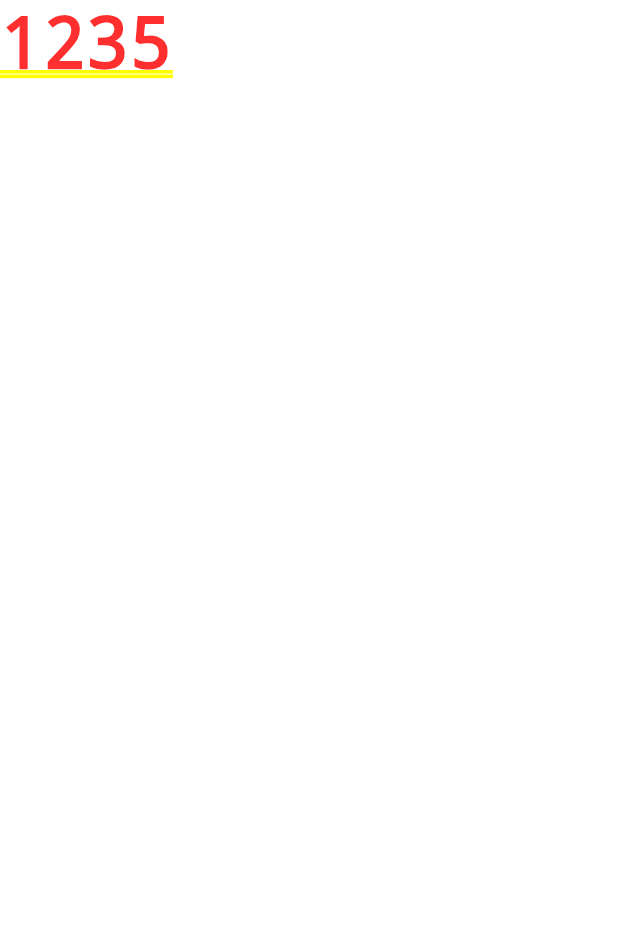
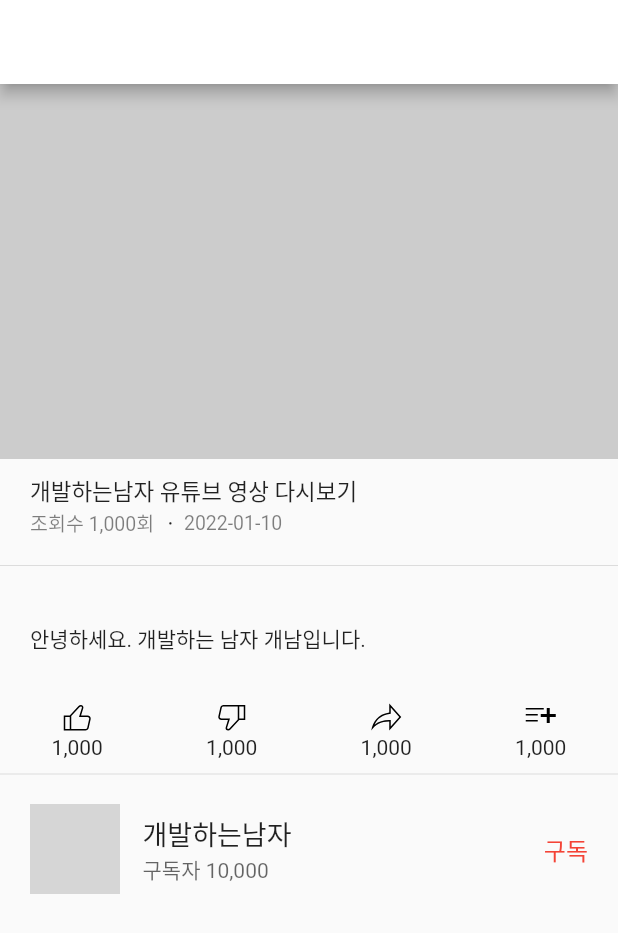
Before and after one commit to kicok/flutter_youtube_clone_sample, a Flutter app: the screen it shows after launch, after a tap on "스페셜 유튜브 다시보기 스페셜 유튜브 다시보기 스페셜 유튜브 다시보기 스", on a phone screen of 412 x 824 dp. Shown: the top 933 px of the screen. Run offline on Flutter 3.47's test engine with Material 2 defaults, Android fonts, the phone set to English and light mode, and no system bars; our stand-ins replace flutter_svg, get; network calls fail; grey boxes are pictures that could not be loaded.

Commit message:
YoutubeDetail 화면 구성

```diff
--- a/lib/src/components/custom_appbars.dart
+++ b/lib/src/components/custom_appbars.dart
@@ -1,5 +1,6 @@
 import 'package:flutter/material.dart';
 import 'package:flutter_svg/svg.dart';
+import 'package:flutter_youtube_clone_sample/src/util/utils.dart';
 
 class CustomAppBar extends StatelessWidget {
   const CustomAppBar({Key? key}) : super(key: key);
@@ -33,12 +34,7 @@ class CustomAppBar extends StatelessWidget {
             ),
           ),
         ),
-        CircleAvatar(
-          backgroundColor: Colors.grey.withOpacity(0.5),
-          backgroundImage: Image.network(
-                  "https://yt3.ggpht.com/ytc/AKedOLQagIEl2WOUacXZ8WlCPvApoIouP9sNGkMIDVdQ=s48-c-k-c0x00ffffff-no-rj")
-              .image, // .image 를 하면 Image 타입을 ImageProvider 타입으로 바꿔줄수 있ㅏ.
-        )
+        Utils.myAvatar(),
       ],
     );
   }
--- a/lib/src/components/video_widget.dart
+++ b/lib/src/components/video_widget.dart
@@ -1,4 +1,5 @@
 import 'package:flutter/material.dart';
+import 'package:flutter_youtube_clone_sample/src/util/utils.dart';
 
 class VideoWidget extends StatelessWidget {
   const VideoWidget({Key? key}) : super(key: key);
@@ -15,13 +16,7 @@ class VideoWidget extends StatelessWidget {
       padding: const EdgeInsets.only(left: 10, bottom: 20),
       child: Row(
         children: [
-          CircleAvatar(
-            radius: 30, // size 조절
-            backgroundColor: Colors.grey.withOpacity(0.5),
-            backgroundImage: Image.network(
-                    "https://yt3.ggpht.com/ytc/AKedOLQagIEl2WOUacXZ8WlCPvApoIouP9sNGkMIDVdQ=s48-c-k-c0x00ffffff-no-rj")
-                .image, // .image 를 하면 Image 타입을 ImageProvider 타입으로 바꿔줄수 있ㅏ.
-          ),
+          Utils.myAvatar(),
           const SizedBox(width: 15),
           Expanded(
             child: Column(
--- a/lib/src/components/youtube_detail.dart
+++ b/lib/src/components/youtube_detail.dart
@@ -1,13 +1,141 @@
 import 'package:flutter/material.dart';
+import 'package:flutter_svg/svg.dart';
+import 'package:flutter_youtube_clone_sample/src/util/utils.dart';
 import 'package:get/get.dart';
 
 class YoutubeDetail extends StatelessWidget {
   const YoutubeDetail({Key? key}) : super(key: key);
 
+  Widget _titleZone() {
+    return Container(
+      padding: const EdgeInsets.symmetric(vertical: 10, horizontal: 20),
+      child: Column(
+        crossAxisAlignment: CrossAxisAlignment.stretch,
+        children: [
+          const Text(
+            "개발하는남자 유튜브 영상 다시보기",
+            style: TextStyle(fontSize: 15),
+          ),
+          Row(
+            children: [
+              Text(
+                "조회수 1,000회",
+                style: TextStyle(
+                  fontSize: 13,
+                  color: Colors.black.withOpacity(0.5),
+                ),
+              ),
+              const Text(" ㆍ "),
+              Text(
+                "2022-01-10",
+                style: TextStyle(
+                  fontSize: 13,
+                  color: Colors.black.withOpacity(0.5),
+                ),
+              ),
+            ],
+          )
+        ],
+      ),
+    );
+  }
+
+  Widget _descriptionZone() {
+    return const Padding(
+      padding: EdgeInsets.symmetric(horizontal: 20, vertical: 30),
+      child: Text(
+        "안녕하세요. 개발하는 남자 개남입니다.",
+        style: TextStyle(fontSize: 14),
+      ),
+    );
+  }
+
+  Widget _buttonOne(String iconPath, String text) {
+    return Column(
+      children: [
+        SvgPicture.asset("assets/svg/icons/$iconPath.svg"),
+        Text(text),
+      ],
+    );
+  }
+
+  Widget _bottomZone() {
+    return Row(
+      mainAxisAlignment: MainAxisAlignment.spaceAround,
+      children: [
+        _buttonOne("like", "1,000"),
+        _buttonOne("dislike", "1,000"),
+        _buttonOne("share", "1,000"),
+        _buttonOne("save", "1,000"),
+      ],
+    );
+  }
+
+  Widget _ownerZone() {
+    return Container(
+      padding: const EdgeInsets.symmetric(vertical: 10, horizontal: 20),
+      child: Row(
+        children: [
+          Utils.myAvatar(),
+          const SizedBox(width: 15),
+          Expanded(
+            child: Column(
+              crossAxisAlignment: CrossAxisAlignment.stretch,
+              children: [
+                const Text(
+                  "개발하는남자",
+                  style: TextStyle(fontSize: 18),
+                ),
+                Text(
+                  "구독자 10,000",
+                  style: TextStyle(
+                      fontSize: 14, color: Colors.black.withOpacity(0.6)),
+                ),
+              ],
+            ),
+          ),
+          GestureDetector(
+            child: const Text(
+              "구독",
+              style: TextStyle(color: Colors.red, fontSize: 16),
+            ),
+          )
+        ],
+      ),
+    );
+  }
+
+  Widget _description() {
+    return SingleChildScrollView(
+      child: Column(
+        crossAxisAlignment: CrossAxisAlignment.stretch,
+        children: [
+          _titleZone(),
+          const Divider(),
+          _descriptionZone(),
+          _bottomZone(),
+          const Divider(height: 20),
+          _ownerZone(),
+        ],
+      ),
+    );
+  }
+
   @override
   Widget build(BuildContext context) {
-    return Container(
-      child: Text(Get.parameters["videoId"].toString()),
+    return Scaffold(
+      appBar: AppBar(),
+      body: Column(
+        children: [
+          Container(
+            height: 250,
+            color: Colors.grey.withOpacity(0.5),
+          ),
+          Expanded(
+            child: _description(),
+          ),
+        ],
+      ),
     );
   }
 }
--- /dev/null
+++ b/lib/src/util/utils.dart
@@ -0,0 +1,13 @@
+import 'package:flutter/material.dart';
+
+class Utils {
+  static Widget myAvatar() {
+    return CircleAvatar(
+      radius: 30, // size 조절
+      backgroundColor: Colors.grey.withOpacity(0.5),
+      backgroundImage: Image.network(
+              "https://yt3.ggpht.com/ytc/AKedOLQagIEl2WOUacXZ8WlCPvApoIouP9sNGkMIDVdQ=s48-c-k-c0x00ffffff-no-rj")
+          .image, // .image 를 하면 Image 타입을 ImageProvider 타입으로 바꿔줄수 있ㅏ.
+    );
+  }
+}
```
